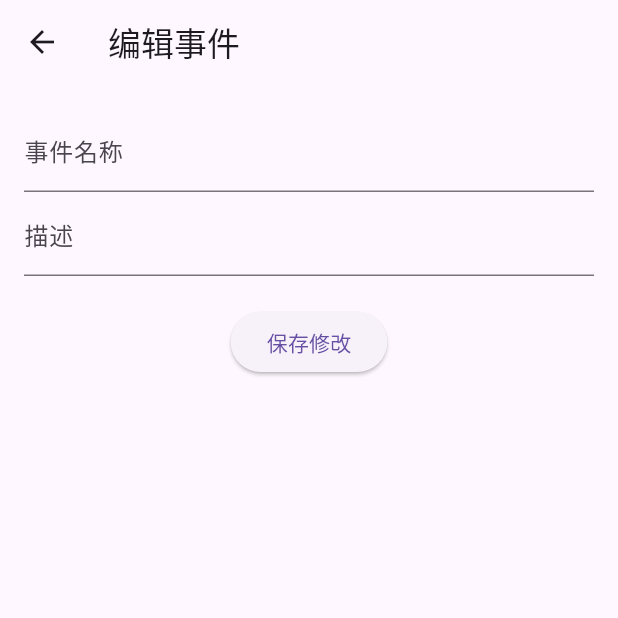
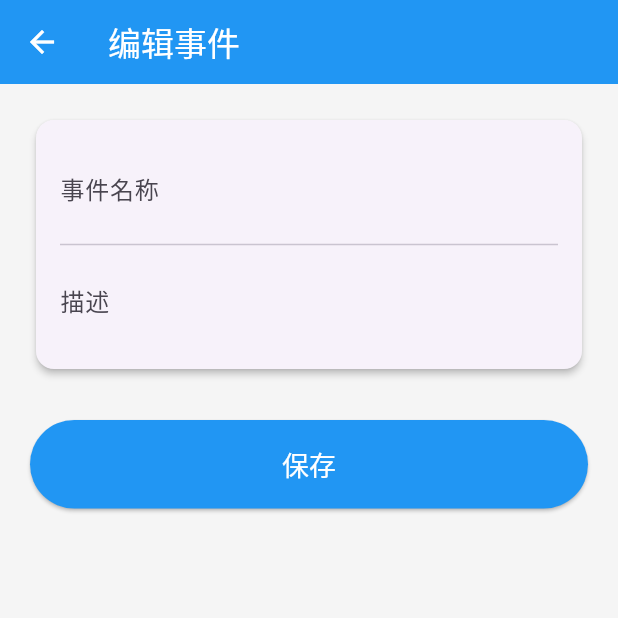
Before and after one commit to lipsi-6/school_day, a Flutter app: the EventEditPage screen opened directly with empty values, on a phone screen of 412 x 824 dp, the top half of it. Run offline on Flutter 3.47's test engine with Material 3 defaults, Android fonts, the phone set to English and light mode, and no system bars.

Commit message:
美化事件编辑界面；主界面事件卡片中时间范围和持续时间实时变化。

```diff
--- a/lib/main.dart
+++ b/lib/main.dart
@@ -20,7 +20,7 @@ class MyApp extends StatelessWidget {
   Widget build(BuildContext context) {
     return MaterialApp(
       title: '高级时间管理',
-      theme: ThemeData(primarySwatch: Colors.blue),
+      theme: ThemeData(primarySwatch: Colors.brown),
       home: const HomePage(),
       routes: {
         '/edit': (context) => const EventEditPage(),
--- a/lib/models/time_event.dart
+++ b/lib/models/time_event.dart
@@ -1,3 +1,4 @@
+// time_event.dart
 import 'package:intl/intl.dart';
 
 class TimeEvent {
@@ -17,7 +18,8 @@ class TimeEvent {
   });
 
   Duration get effectiveDuration {
-    final base = endTime?.difference(startTime) ?? Duration.zero;
+    final end = endTime ?? DateTime.now();  // 关键修改
+    final base = end.difference(startTime);
     return base - pausedDuration;
   }
 
--- a/lib/screens/edit_screen.dart
+++ b/lib/screens/edit_screen.dart
@@ -3,8 +3,30 @@ import 'package:provider/provider.dart';
 import '../models/time_event.dart';
 import '../providers/time_tracker.dart';
 
-class EventEditPage extends StatelessWidget {
+class EventEditPage extends StatefulWidget {
   const EventEditPage({super.key});
+
+  @override
+  State<EventEditPage> createState() => _EventEditPageState();
+}
+
+class _EventEditPageState extends State<EventEditPage> {
+  late final FocusNode _nameFocusNode;
+  late final FocusNode _descFocusNode;
+
+  @override
+  void initState() {
+    super.initState();
+    _nameFocusNode = FocusNode();
+    _descFocusNode = FocusNode();
+  }
+
+  @override
+  void dispose() {
+    _nameFocusNode.dispose();
+    _descFocusNode.dispose();
+    super.dispose();
+  }
 
   @override
   Widget build(BuildContext context) {
@@ -12,21 +34,54 @@ class EventEditPage extends StatelessWidget {
     final nameController = TextEditingController(text: event.name);
     final descController = TextEditingController(text: event.description);
 
-    return Scaffold(
-      appBar: AppBar(title: const Text('编辑事件')),
+    return GestureDetector(
+      onTap: () {
+        _nameFocusNode.unfocus();
+        _descFocusNode.unfocus();
+      },
+      child: Scaffold(
+        appBar: AppBar(
+          title: const Text('编辑事件'),
+          elevation: 0,
+          backgroundColor: Colors.blue,
+          foregroundColor: Colors.white,
+        ),
+        backgroundColor: Colors.grey[100],
         body: Padding(
+          padding: const EdgeInsets.all(20),
+          child: Column(
+            crossAxisAlignment: CrossAxisAlignment.stretch,
+            children: [
+              Card(
+                elevation: 2,
+                child: Padding(
                   padding: const EdgeInsets.all(16),
                   child: Column(
                     children: [
                       TextFormField(
+                        focusNode: _nameFocusNode,
                         controller: nameController,
-              decoration: const InputDecoration(labelText: '事件名称'),
+                        decoration: const InputDecoration(
+                          labelText: '事件名称',
+                          border: InputBorder.none,
                         ),
+                        style: const TextStyle(fontSize: 18),
+                      ),
+                      const Divider(),
                       TextFormField(
+                        focusNode: _descFocusNode,
                         controller: descController,
-              decoration: const InputDecoration(labelText: '描述'),
+                        decoration: const InputDecoration(
+                          labelText: '描述',
+                          border: InputBorder.none,
                         ),
-            const SizedBox(height: 20),
+                        style: const TextStyle(fontSize: 18),
+                      ),
+                    ],
+                  ),
+                ),
+              ),
+              const SizedBox(height: 30),
               ElevatedButton(
                 onPressed: () {
                   context.read<TimeTracker>().editEvent(
@@ -36,9 +91,16 @@ class EventEditPage extends StatelessWidget {
                   );
                   Navigator.pop(context);
                 },
-              child: const Text('保存修改'),
+                style: ElevatedButton.styleFrom(
+                  padding: const EdgeInsets.symmetric(vertical: 16),
+                  backgroundColor: Colors.blue,
+                  foregroundColor: Colors.white,
+                  textStyle: const TextStyle(fontSize: 18),
+                ),
+                child: const Text('保存'),
               ),
             ],
+          ),
         ),
       ),
     );
```
Also changed, not shown: lib/widgets/event_card.dart (+35 -11 lines). Lines whose indentation alone changed are shown as unchanged.
